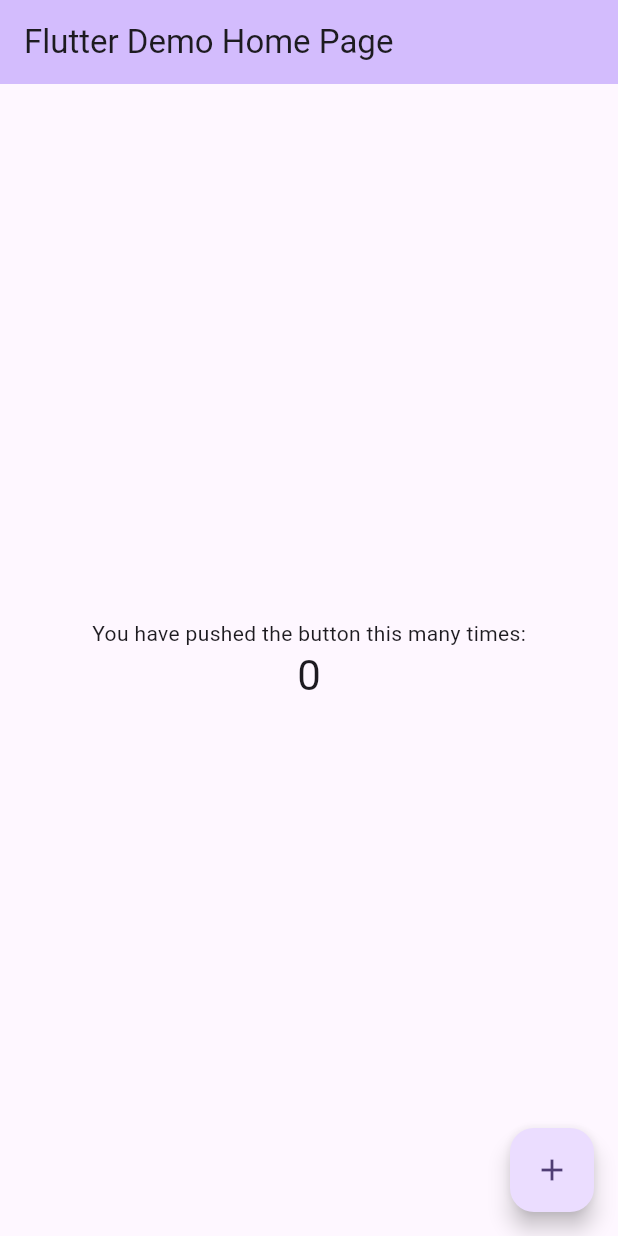
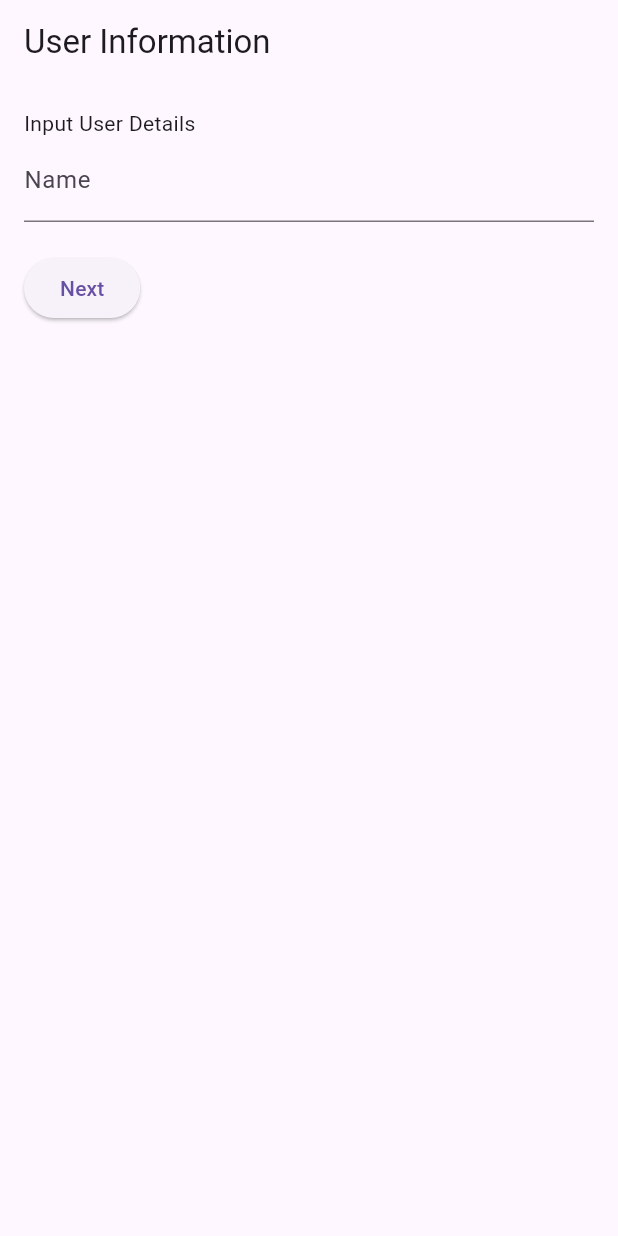
Before and after one commit to twillsonepitech/wedding, a Flutter app: the screen it shows after launch, on a phone screen of 412 x 824 dp. Run offline on Flutter 3.47's test engine with Material 3 defaults, Android fonts, the phone set to English and light mode, and no system bars; our stand-ins replace flutter_rating_bar.

```diff
--- a/lib/main.dart
+++ b/lib/main.dart
@@ -1,125 +1,19 @@
 import 'package:flutter/material.dart';
+import 'user_info_page.dart';
 
 void main() {
-  runApp(const MyApp());
+  runApp(MyApp());
 }
 
 class MyApp extends StatelessWidget {
-  const MyApp({super.key});
-
-  // This widget is the root of your application.
   @override
   Widget build(BuildContext context) {
     return MaterialApp(
-      title: 'Flutter Demo',
+      title: 'Wedding Booking App',
       theme: ThemeData(
-        // This is the theme of your application.
-        //
-        // TRY THIS: Try running your application with "flutter run". You'll see
-        // the application has a purple toolbar. Then, without quitting the app,
-        // try changing the seedColor in the colorScheme below to Colors.green
-        // and then invoke "hot reload" (save your changes or press the "hot
-        // reload" button in a Flutter-supported IDE, or press "r" if you used
-        // the command line to start the app).
-        //
-        // Notice that the counter didn't reset back to zero; the application
-        // state is not lost during the reload. To reset the state, use hot
-        // restart instead.
-        //
-        // This works for code too, not just values: Most code changes can be
-        // tested with just a hot reload.
-        colorScheme: ColorScheme.fromSeed(seedColor: Colors.deepPurple),
-        useMaterial3: true,
+        primarySwatch: Colors.blue,
       ),
-      home: const MyHomePage(title: 'Flutter Demo Home Page'),
+      home: UserInfoPage(),
     );
   }
 }
-
-class MyHomePage extends StatefulWidget {
-  const MyHomePage({super.key, required this.title});
-
-  // This widget is the home page of your application. It is stateful, meaning
-  // that it has a State object (defined below) that contains fields that affect
-  // how it looks.
-
-  // This class is the configuration for the state. It holds the values (in this
-  // case the title) provided by the parent (in this case the App widget) and
-  // used by the build method of the State. Fields in a Widget subclass are
-  // always marked "final".
-
-  final String title;
-
-  @override
-  State<MyHomePage> createState() => _MyHomePageState();
-}
-
-class _MyHomePageState extends State<MyHomePage> {
-  int _counter = 0;
-
-  void _incrementCounter() {
-    setState(() {
-      // This call to setState tells the Flutter framework that something has
-      // changed in this State, which causes it to rerun the build method below
-      // so that the display can reflect the updated values. If we changed
-      // _counter without calling setState(), then the build method would not be
-      // called again, and so nothing would appear to happen.
-      _counter++;
-    });
-  }
-
-  @override
-  Widget build(BuildContext context) {
-    // This method is rerun every time setState is called, for instance as done
-    // by the _incrementCounter method above.
-    //
-    // The Flutter framework has been optimized to make rerunning build methods
-    // fast, so that you can just rebuild anything that needs updating rather
-    // than having to individually change instances of widgets.
-    return Scaffold(
-      appBar: AppBar(
-        // TRY THIS: Try changing the color here to a specific color (to
-        // Colors.amber, perhaps?) and trigger a hot reload to see the AppBar
-        // change color while the other colors stay the same.
-        backgroundColor: Theme.of(context).colorScheme.inversePrimary,
-        // Here we take the value from the MyHomePage object that was created by
-        // the App.build method, and use it to set our appbar title.
-        title: Text(widget.title),
-      ),
-      body: Center(
-        // Center is a layout widget. It takes a single child and positions it
-        // in the middle of the parent.
-        child: Column(
-          // Column is also a layout widget. It takes a list of children and
-          // arranges them vertically. By default, it sizes itself to fit its
-          // children horizontally, and tries to be as tall as its parent.
-          //
-          // Column has various properties to control how it sizes itself and
-          // how it positions its children. Here we use mainAxisAlignment to
-          // center the children vertically; the main axis here is the vertical
-          // axis because Columns are vertical (the cross axis would be
-          // horizontal).
-          //
-          // TRY THIS: Invoke "debug painting" (choose the "Toggle Debug Paint"
-          // action in the IDE, or press "p" in the console), to see the
-          // wireframe for each widget.
-          mainAxisAlignment: MainAxisAlignment.center,
-          children: <Widget>[
-            const Text(
-              'You have pushed the button this many times:',
-            ),
-            Text(
-              '$_counter',
-              style: Theme.of(context).textTheme.headlineMedium,
-            ),
-          ],
-        ),
-      ),
-      floatingActionButton: FloatingActionButton(
-        onPressed: _incrementCounter,
-        tooltip: 'Increment',
-        child: const Icon(Icons.add),
-      ), // This trailing comma makes auto-formatting nicer for build methods.
-    );
-  }
-}
--- /dev/null
+++ b/lib/user_info_page.dart
@@ -0,0 +1,75 @@
+import 'package:flutter/material.dart';
+import 'menu_page.dart';
+
+class UserInfoPage extends StatefulWidget {
+  @override
+  _UserInfoPageState createState() => _UserInfoPageState();
+}
+
+class _UserInfoPageState extends State<UserInfoPage> {
+  final _formKey = GlobalKey<FormState>();
+  TextEditingController nameController = TextEditingController();
+  TextEditingController addressController = TextEditingController();
+  TextEditingController phoneController = TextEditingController();
+  TextEditingController emailController = TextEditingController();
+  TextEditingController bookingDateController = TextEditingController();
+  TextEditingController eventDateController = TextEditingController();
+  TextEditingController additionalRequestsController = TextEditingController();
+
+  @override
+  Widget build(BuildContext context) {
+    return Scaffold(
+      appBar: AppBar(
+        title: Text('User Information'),
+      ),
+      body: Padding(
+        padding: const EdgeInsets.all(16.0),
+        child: Form(
+          key: _formKey,
+          child: Column(
+            crossAxisAlignment: CrossAxisAlignment.start,
+            children: [
+              Text('Input User Details'),
+              TextFormField(
+                controller: nameController,
+                validator: (value) {
+                  if (value == null || value.isEmpty) {
+                    return 'Please enter your name';
+                  }
+                  return null;
+                },
+                decoration: InputDecoration(labelText: 'Name'),
+              ),
+              // Add more TextFormField for other user details
+
+              SizedBox(height: 20),
+
+              ElevatedButton(
+                onPressed: () {
+                  if (_formKey.currentState!.validate()) {
+                    Navigator.push(
+                      context,
+                      MaterialPageRoute(
+                        builder: (context) => MenuPage(
+                          // Pass user information to the next page
+                          userName: nameController.text,
+                          address: addressController.text,
+                          phone: phoneController.text,
+                          email: emailController.text,
+                          bookingDate: bookingDateController.text,
+                          eventDate: eventDateController.text,
+                          additionalRequests: additionalRequestsController.text,
+                        ),
+                      ),
+                    );
+                  }
+                },
+                child: Text('Next'),
+              ),
+            ],
+          ),
+        ),
+      ),
+    );
+  }
+}
--- a/pubspec.yaml
+++ b/pubspec.yaml
@@ -30,7 +30,7 @@ environment:
 dependencies:
   flutter:
     sdk: flutter
-
+  flutter_rating_bar: ^4.0.1
 
   # The following adds the Cupertino Icons font to your application.
   # Use with the CupertinoIcons class for iOS style icons.
```
Also changed, not shown: lib/menu_page.dart (added, +56 -0 lines), lib/package_details_page.dart (added, +38 -0 lines), lib/total_payment_page.dart (added, +85 -0 lines).
